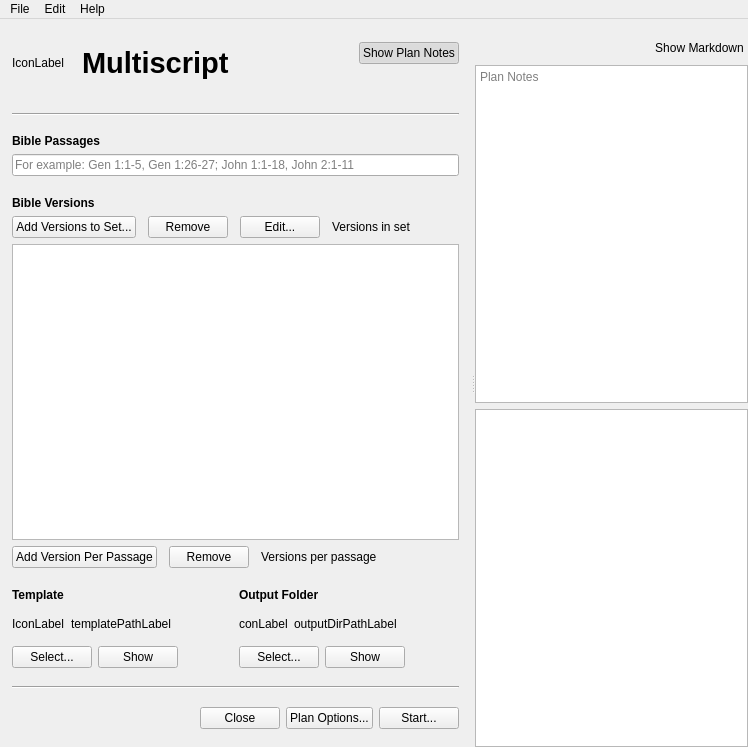
multiscript/multiscript, file multiscript/ui/main_window.ui: the form before one commit.
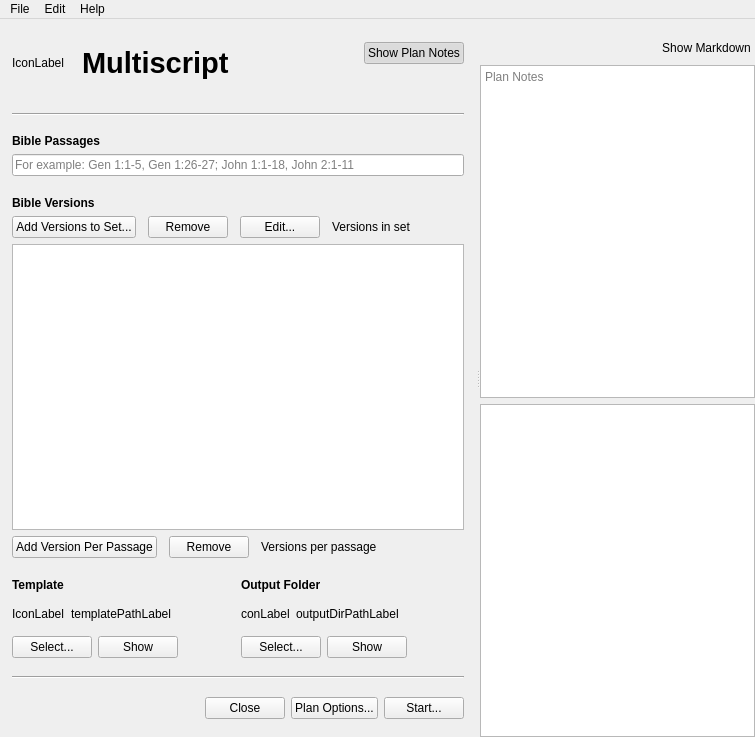
The form after the commit. Custom widgets are drawn as their Qt base class.

Commit message: Extra width compensation not needed Turns out this was only need due to a bug in our code due to the side panel width changing when hidden.

```diff
--- a/multiscript/ui/main_window.ui
+++ b/multiscript/ui/main_window.ui
@@ -6,8 +6,8 @@
    <rect>
     <x>0</x>
     <y>0</y>
-    <width>748</width>
-    <height>747</height>
+    <width>755</width>
+    <height>737</height>
    </rect>
   </property>
   <property name="windowTitle">
@@ -689,7 +689,7 @@
     <rect>
      <x>0</x>
      <y>0</y>
-     <width>748</width>
+     <width>755</width>
      <height>22</height>
     </rect>
    </property>
```
The commit also changes 2 other files.
